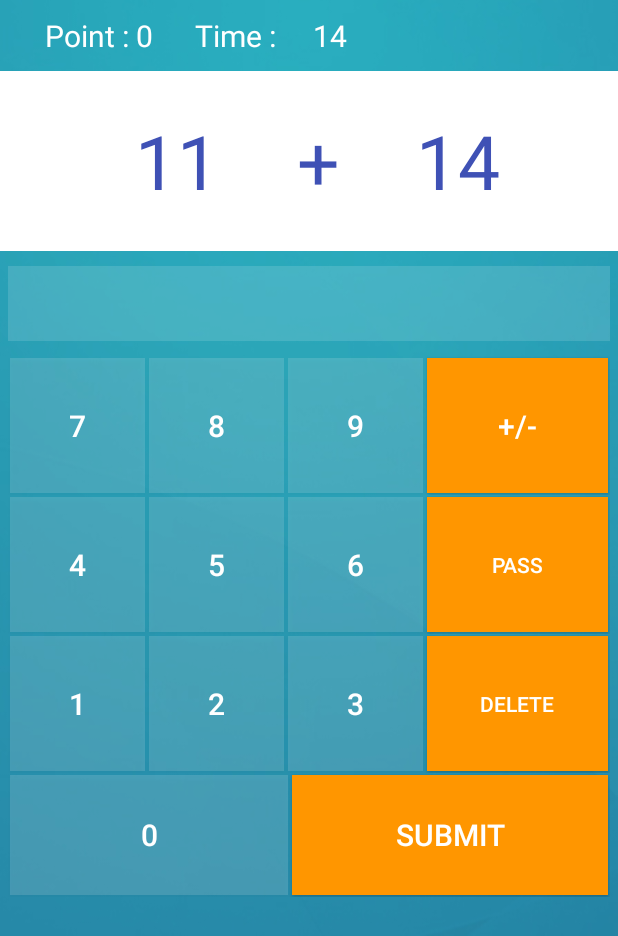
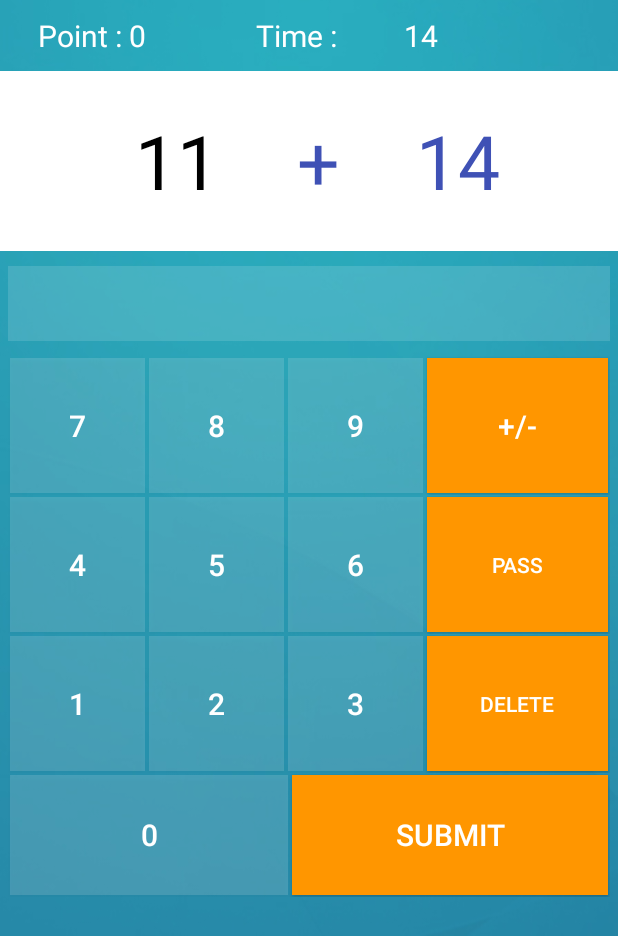
Before and after one commit to divarismawan/DeathMath, an Android app: the GameActivity screen opened directly, with no data from a screen before it, on a phone screen of 412 x 824 dp. Shown: the top 936 px of the screen. Run offline under Robolectric (Android 15) with nearby library versions, the light colour scheme and no system bars.

Commit message:
new v1.6.11

```diff
--- a/app/src/main/java/c/google/deathmath/GameActivity.java
+++ b/app/src/main/java/c/google/deathmath/GameActivity.java
@@ -25,7 +25,7 @@ public class GameActivity extends AppCompatActivity {
     int randMath; // change type math
     int result; // result math
     int newResult;
-    int score = 0; //default score
+    int point = 0; //default score
     int value;
 
     TextView tv_math;
@@ -97,7 +97,7 @@ public class GameActivity extends AppCompatActivity {
         setValue(btn_eight,8);
         setValue(btn_nine,9);
 
-        tv_point.setText("Point : "+score);
+        tv_point.setText("Point : "+point);
 
         getDataIntent();
         setBtn_change();
@@ -174,6 +174,7 @@ public class GameActivity extends AppCompatActivity {
         button.setOnClickListener(new View.OnClickListener() {
             @Override
             public void onClick(View view) {
+
                 tv_result.setText(tv_result.getText()+""+val);
             }
         });
@@ -186,12 +187,13 @@ public class GameActivity extends AppCompatActivity {
                 if (tv_result.getText().equals(result)){
                     String myval = tv_timer.getText().toString();
                     int timevalue = Integer.parseInt(myval);
-                    score +=setScore(timevalue,pointDiffValue );
-                    tv_point.setText("Point : "+score);
+                    point +=setScore(timevalue,pointDiffValue );
+                    tv_point.setText("Score : "+point);
                     myTimer.cancel();
                     restarttimer(5000);
+                    levelUpDiff(point);
+//                    getDataIntent();
                     tv_result.setText("");
-                    levelUpDiff(score);
                 }else {
                     Toast.makeText(GameActivity.this, "Jawaban Salah", Toast.LENGTH_SHORT).show();
                     myTimer.cancel();
@@ -305,7 +307,7 @@ public class GameActivity extends AppCompatActivity {
             public void onFinish() {
                 String displayScore;
                 btn_submit.setEnabled(false);
-                displayScore = String.valueOf(score);
+                displayScore = String.valueOf(point);
                 Intent intent = new Intent(getApplicationContext(), PopUpActivity.class);
                 intent.putExtra("point", displayScore);
                 if (value==0){
--- a/app/src/main/java/c/google/deathmath/SplashActivity.java
+++ b/app/src/main/java/c/google/deathmath/SplashActivity.java
@@ -9,7 +9,7 @@ import android.view.WindowManager;
 
 public class SplashActivity extends AppCompatActivity {
 
-    private static int splashInterval = 5000;
+    private static int splashInterval = 3000;
 
     @Override
     protected void onCreate(Bundle savedInstanceState) {
--- a/app/src/main/res/layout/activity_difficulty.xml
+++ b/app/src/main/res/layout/activity_difficulty.xml
@@ -6,7 +6,7 @@
     android:layout_height="match_parent"
     tools:context="c.google.deathmath.DifficultyActivity"
     android:orientation="vertical"
-    android:background="@drawable/mount">
+    android:background="@drawable/sky">
 
     <TextView
         android:layout_width="wrap_content"
@@ -15,7 +15,7 @@
         android:paddingHorizontal="40dp"
         android:layout_gravity="center"
         android:layout_marginTop="90dp"
-        android:text="DIFFICULTY"
+        android:text="Death Math"
         android:fontFamily="monospace"
         android:textColor="#fff"
         android:textSize="30sp"
--- a/app/src/main/res/layout/activity_game.xml
+++ b/app/src/main/res/layout/activity_game.xml
@@ -12,39 +12,40 @@
         android:layout_width="match_parent"
         android:layout_height="wrap_content"
         android:orientation="horizontal"
-        android:gravity="center"
-        android:layout_marginHorizontal="30dp">
-
+        android:layout_marginHorizontal="25dp">
         <TextView
+            android:id="@+id/tv_point"
             android:textColor="#ffffff"
-            android:id="@+id/tv_point"
-            android:layout_width="100dp"
+            android:layout_width="120dp"
+            android:layout_marginRight="5dp"
             android:layout_height="match_parent"
-            android:text="Point :0"
+            android:text="Score : 0"
             android:textSize="20sp" />
         <TextView
-            android:textColor="#ffffff"
             android:layout_width="wrap_content"
             android:layout_height="match_parent"
+            android:layout_marginHorizontal="20dp"
+            android:layout_marginRight="0dp"
             android:text="Time : "
-            android:textSize="20sp"
-            />
+            android:textColor="@color/colorNumber"
+            android:textSize="20sp"/>
         <TextView
-            android:textColor="#ffffff"
             android:id="@+id/tv_timer"
-            android:layout_marginHorizontal="20dp"
             android:layout_width="match_parent"
             android:layout_height="match_parent"
+            android:layout_marginHorizontal="20dp"
+            android:text="0"
+            android:textColor="@color/colorNumber"
             android:textSize="20sp"/>
 
     </LinearLayout>
+
     <LinearLayout
         android:layout_width="match_parent"
         android:layout_height="120dp"
         android:orientation="horizontal"
         android:layout_marginTop="10dp"
         android:background="#fff"
-
         android:gravity="center_horizontal">
         <TextView
             android:id="@+id/tv_pointA"
@@ -52,7 +53,7 @@
             android:layout_width="120dp"
             android:layout_height="wrap_content"
             android:textSize="50sp"
-            android:textColor="@color/colorPrimary"
+            android:textColor="@color/colorQuestNumber"
             android:layout_marginHorizontal="20dp"
             android:layout_marginVertical="10dp"/>
         <TextView
@@ -74,6 +75,7 @@
             android:layout_marginVertical="10dp"
             android:textSize="50sp" />
     </LinearLayout>
+
     <TextView
         android:id="@+id/tv_result"
         android:layout_width="match_parent"
@@ -83,7 +85,7 @@
         android:layout_marginHorizontal="5dp"
         android:gravity="center"
         android:textSize="35sp"
-        android:textColor="#fff"
+        android:textColor="@color/colorNumber"
         android:background="#21ffffff"
         />
     <LinearLayout
@@ -92,39 +94,39 @@
         android:orientation="horizontal"
         android:layout_marginHorizontal="5dp">
         <Button
-            android:textColor="#fff"
             android:id="@+id/btn_seven"
             android:layout_width="90dp"
             android:layout_height="90dp"
             android:layout_margin="1dp"
-            android:background="#24ffffff"
+            android:textColor="@color/colorNumber"
+            android:background="@color/colorButtonNumber"
             android:text="7"
             android:textSize="20sp"/>
         <Button
-            android:textColor="#fff"
             android:id="@+id/btn_eight"
-            android:background="#24ffffff"
             android:layout_margin="1dp"
             android:layout_width="90dp"
             android:layout_height="90dp"
+            android:textColor="@color/colorNumber"
+            android:background="@color/colorButtonNumber"
             android:text="8"
             android:textSize="20sp"/>
         <Button
-            android:textColor="#fff"
             android:id="@+id/btn_nine"
-            android:background="#24ffffff"
             android:layout_margin="1dp"
             android:layout_width="90dp"
             android:layout_height="90dp"
+            android:textColor="@color/colorNumber"
+            android:background="@color/colorButtonNumber"
             android:text="9"
             android:textSize="20sp"/>
         <Button
-            android:textColor="#fff"
             android:id="@+id/btn_change"
             android:layout_width="match_parent"
             android:layout_height="match_parent"
             android:layout_margin="1dp"
-            android:background="#ff9600"
+            android:textColor="@color/colorItem"
+            android:background="@color/colorButtonItem"
             android:gravity="center"
             android:text="+/-"
             android:textSize="20sp" />
@@ -136,49 +138,42 @@
         android:orientation="horizontal"
         android:layout_marginHorizontal="5dp">
         <Button
-            android:textColor="#fff"
             android:id="@+id/btn_four"
-            android:background="#24ffffff"
-            android:layout_margin="1dp"
             android:layout_width="90dp"
             android:layout_height="90dp"
+            android:layout_margin="1dp"
+            android:textColor="@color/colorNumber"
+            android:background="@color/colorButtonNumber"
             android:text="4"
             android:textSize="20sp"/>
         <Button
-            android:textColor="#fff"
             android:id="@+id/btn_five"
-            android:background="#24ffffff"
-            android:layout_margin="1dp"
             android:layout_width="90dp"
             android:layout_height="90dp"
+            android:layout_margin="1dp"
+            android:textColor="@color/colorNumber"
+            android:background="@color/colorButtonNumber"
             android:text="5"
             android:textSize="20sp"/>
         <Button
-            android:textColor="#fff"
             android:id="@+id/btn_six"
-            android:background="#24ffffff"
-            android:layout_margin="1dp"
             android:layout_width="90dp"
             android:layout_height="90dp"
+            android:layout_margin="1dp"
+            android:textColor="@color/colorNumber"
+            android:background="@color/colorButtonNumber"
             android:text="6"
             android:textSize="20sp"/>
         <Button
-            android:textColor="#fff"
             android:id="@+id/btn_reset"
-            android:background="#ff9600"
             android:layout_margin="1dp"
             android:layout_width="match_parent"
             android:layout_height="match_parent"
             android:layout_marginLeft="5dp"
+            android:textColor="@color/colorItem"
+            android:background="@color/colorButtonItem"
             android:padding="5dp"
             android:text="PASS"/>
-        <!--<Button-->
-            <!--android:background="#24ffffff"-->
-            <!--android:layout_margin="2dp"-->
-            <!--android:layout_width="match_parent"-->
-            <!--android:layout_height="match_parent"-->
-            <!--android:layout_marginLeft="5dp"-->
-            <!--android:text="DELETE"/>-->
     </LinearLayout>
     <LinearLayout
         android:layout_width="match_parent"
@@ -186,40 +181,40 @@
         android:orientation="horizontal"
         android:layout_marginHorizontal="5dp">
         <Button
-            android:textColor="#fff"
             android:id="@+id/btn_one"
-            android:background="#24ffffff"
             android:layout_margin="1dp"
             android:layout_width="90dp"
             android:layout_height="90dp"
+            android:textColor="@color/colorNumber"
+            android:background="@color/colorButtonNumber"
             android:text="1"
             android:textSize="20sp"/>
         <Button
-            android:textColor="#fff"
             android:id="@+id/btn_two"
-            android:background="#24ffffff"
+            android:layout_width="90dp"
+            android:layout_height="90dp"
+            android:layout_margin="1dp"
+            android:textColor="@color/colorNumber"
+            android:background="@color/colorButtonNumber"
+            android:text="2"
+            android:textSize="20sp"/>
+        <Button
+            android:id="@+id/btn_three"
             android:layout_margin="1dp"
             android:layout_width="90dp"
             android:layout_height="90dp"
-            android:text="2"
-            android:textSize="20sp"/>
-        <Button
-            android:textColor="#fff"
-            android:id="@+id/btn_three"
-            android:background="#24ffffff"
-            android:layout_margin="1dp"
-            android:layout_width="90dp"
-            android:layout_height="90dp"
+            android:textColor="@color/colorNumber"
+            android:background="@color/colorButtonNumber"
             android:text="3"
             android:textSize="20sp"/>
         <Button
-            android:textColor="#fff"
             android:id="@+id/btn_del"
-            android:background="#ff9600"
             android:layout_margin="1dp"
             android:layout_width="match_parent"
             android:layout_height="match_parent"
             android:layout_marginLeft="5dp"
+            android:textColor="@color/colorItem"
+            android:background="@color/colorButtonItem"
             android:text="DELETE"
             />
     </LinearLayout>
@@ -231,24 +226,24 @@
         android:orientation="horizontal">
 
         <Button
-            android:textColor="#fff"
             android:id="@+id/btn_zero"
             android:layout_width="185dp"
             android:layout_height="80dp"
             android:layout_margin="1dp"
-            android:background="#24ffffff"
+            android:textColor="@color/colorNumber"
+            android:background="@color/colorButtonNumber"
             android:text="0"
             android:textSize="20sp" />
 
         <Button
+            android:id="@+id/btn_submit"
             android:textSize="20sp"
-            android:textColor="#fff"
-            android:id="@+id/btn_submit"
             android:layout_width="match_parent"
             android:layout_height="match_parent"
             android:layout_margin="1dp"
             android:layout_weight="1"
-            android:background="#ff9600"
+            android:textColor="@color/colorItem"
+            android:background="@color/colorButtonItem"
             android:text="SUBMIT" />
     </LinearLayout>
 </LinearLayout>
--- a/app/src/main/res/layout/activity_splash.xml
+++ b/app/src/main/res/layout/activity_splash.xml
@@ -1,16 +1,13 @@
 <?xml version="1.0" encoding="utf-8"?>
-<RelativeLayout xmlns:android="http://schemas.android.com/apk/res/android"
+<RelativeLayout
+    xmlns:android="http://schemas.android.com/apk/res/android"
     xmlns:app="http://schemas.android.com/apk/res-auto"
     xmlns:tools="http://schemas.android.com/tools"
     android:layout_width="match_parent"
     android:layout_height="match_parent"
-    tools:context=".SplashActivity">
-
-    <ImageView
-        android:src="@drawable/flash3"
-        android:layout_width="fill_parent"
-        android:layout_height="fill_parent"
-        android:scaleType="fitXY"/>
+    tools:context=".SplashActivity"
+    android:background="@drawable/bike"
+    >
 
     <ProgressBar
         android:id="@+id/progressBar1"
--- a/app/src/main/res/values/colors.xml
+++ b/app/src/main/res/values/colors.xml
@@ -4,4 +4,14 @@
     <color name="colorPrimaryDark">#002245</color>
     <color name="colorAccent">#FF4081</color>
     <color name="colorLine">#f1919191</color>
+    <color name="colorQuestNumber">#000000</color>
+
+    <!--for number-->
+    <color name="colorNumber">#fff</color>
+    <color name="colorButtonNumber">#24ffffff</color>
+
+    <!--for button Item -->
+    <color name="colorItem">#fff</color>
+    <color name="colorButtonItem">#ff9600</color>
+
 </resources>
```
Also changed, not shown: app/src/main/res/drawable/bike.jpg (added), app/src/main/res/drawable/dream.png (added), app/src/main/res/drawable/sky.jpg (added).
